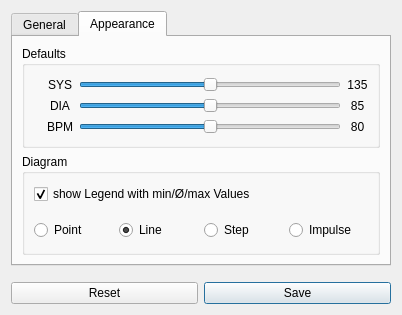
This is res/ui/setup.ui in LazyT/obpm as Qt 5 draws it before an edit. The edited form follows.
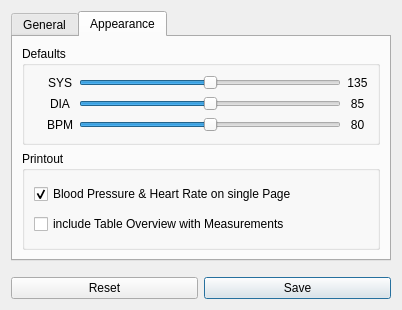
This is the edited form. The open tabs and pages were chosen to show the change. Icons and pictures are not drawn.

Commit message: print diagrams on single page, skip table view

Diff of the .ui file:
```diff
--- a/res/ui/setup.ui
+++ b/res/ui/setup.ui
@@ -7,7 +7,7 @@
     <x>0</x>
     <y>0</y>
     <width>402</width>
-    <height>315</height>
+    <height>310</height>
    </rect>
   </property>
   <property name="windowTitle">
@@ -312,7 +312,7 @@
        <item>
         <widget class="QGroupBox" name="groupBox_2">
          <property name="title">
-          <string>Diagram</string>
+          <string>Printout</string>
          </property>
          <layout class="QVBoxLayout" name="verticalLayout_2">
           <item>
@@ -321,14 +321,11 @@
              <string>diagram legend on/off</string>
             </property>
             <property name="text">
-             <string>show Legend with min/Ø/max Values</string>
+             <string>Blood Pressure &amp;&amp; Heart Rate on single Page</string>
             </property>
             <property name="icon">
              <iconset resource="../obpm.qrc">
-              <normaloff>:/png/png/legend.png</normaloff>:/png/png/legend.png</iconset>
-            </property>
-            <property name="checkable">
-             <bool>true</bool>
+              <normaloff>:/png/png/pages.png</normaloff>:/png/png/pages.png</iconset>
             </property>
             <property name="checked">
              <bool>true</bool>
@@ -336,70 +333,18 @@
            </widget>
           </item>
           <item>
-           <layout class="QHBoxLayout" name="horizontalLayout">
-            <property name="topMargin">
-             <number>9</number>
+           <widget class="QCheckBox" name="checkBox_pot">
+            <property name="toolTip">
+             <string>table overview on/off</string>
             </property>
-            <item>
-             <widget class="QRadioButton" name="radioButton_point">
-              <property name="toolTip">
-               <string>choose diagram style</string>
-              </property>
-              <property name="text">
-               <string>Point</string>
-              </property>
-              <property name="icon">
-               <iconset resource="../obpm.qrc">
-                <normaloff>:/png/png/chart-point.png</normaloff>:/png/png/chart-point.png</iconset>
-              </property>
-             </widget>
-            </item>
-            <item>
-             <widget class="QRadioButton" name="radioButton_line">
-              <property name="toolTip">
-               <string>choose diagram style</string>
-              </property>
-              <property name="text">
-               <string>Line</string>
-              </property>
-              <property name="icon">
-               <iconset resource="../obpm.qrc">
-                <normaloff>:/png/png/chart-line.png</normaloff>:/png/png/chart-line.png</iconset>
-              </property>
-              <property name="checked">
-               <bool>true</bool>
-              </property>
-             </widget>
-            </item>
-            <item>
-             <widget class="QRadioButton" name="radioButton_step">
-              <property name="toolTip">
-               <string>choose diagram style</string>
-              </property>
-              <property name="text">
-               <string>Step</string>
-              </property>
-              <property name="icon">
-               <iconset resource="../obpm.qrc">
-                <normaloff>:/png/png/chart-step.png</normaloff>:/png/png/chart-step.png</iconset>
-              </property>
-             </widget>
-            </item>
-            <item>
-             <widget class="QRadioButton" name="radioButton_impulse">
-              <property name="toolTip">
-               <string>choose diagram style</string>
-              </property>
-              <property name="text">
-               <string>Impulse</string>
-              </property>
-              <property name="icon">
-               <iconset resource="../obpm.qrc">
-                <normaloff>:/png/png/chart-impulse.png</normaloff>:/png/png/chart-impulse.png</iconset>
-              </property>
-             </widget>
-            </item>
-           </layout>
+            <property name="text">
+             <string>include Table Overview with Measurements</string>
+            </property>
+            <property name="icon">
+             <iconset resource="../obpm.qrc">
+              <normaloff>:/png/png/table.png</normaloff>:/png/png/table.png</iconset>
+            </property>
+           </widget>
           </item>
          </layout>
         </widget>
```
Left out of the diff: 7 changed lines with no effect on the pictures. The commit also changes 8 other files.
